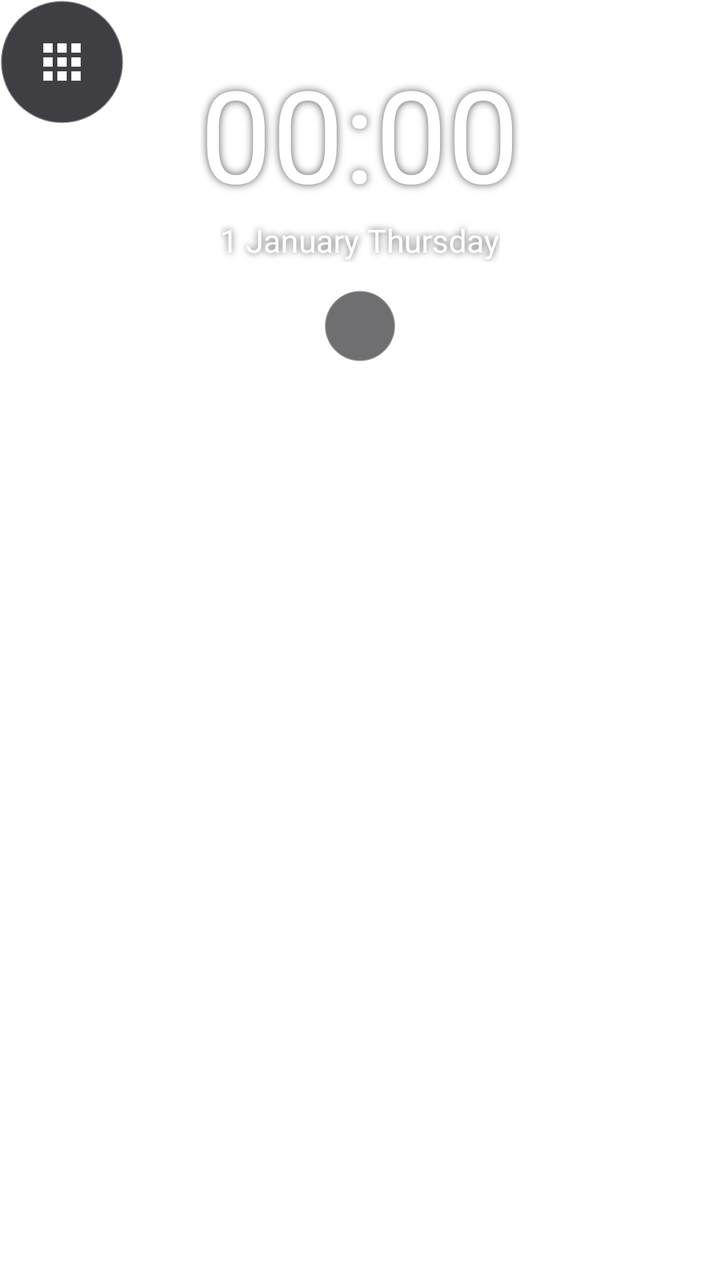
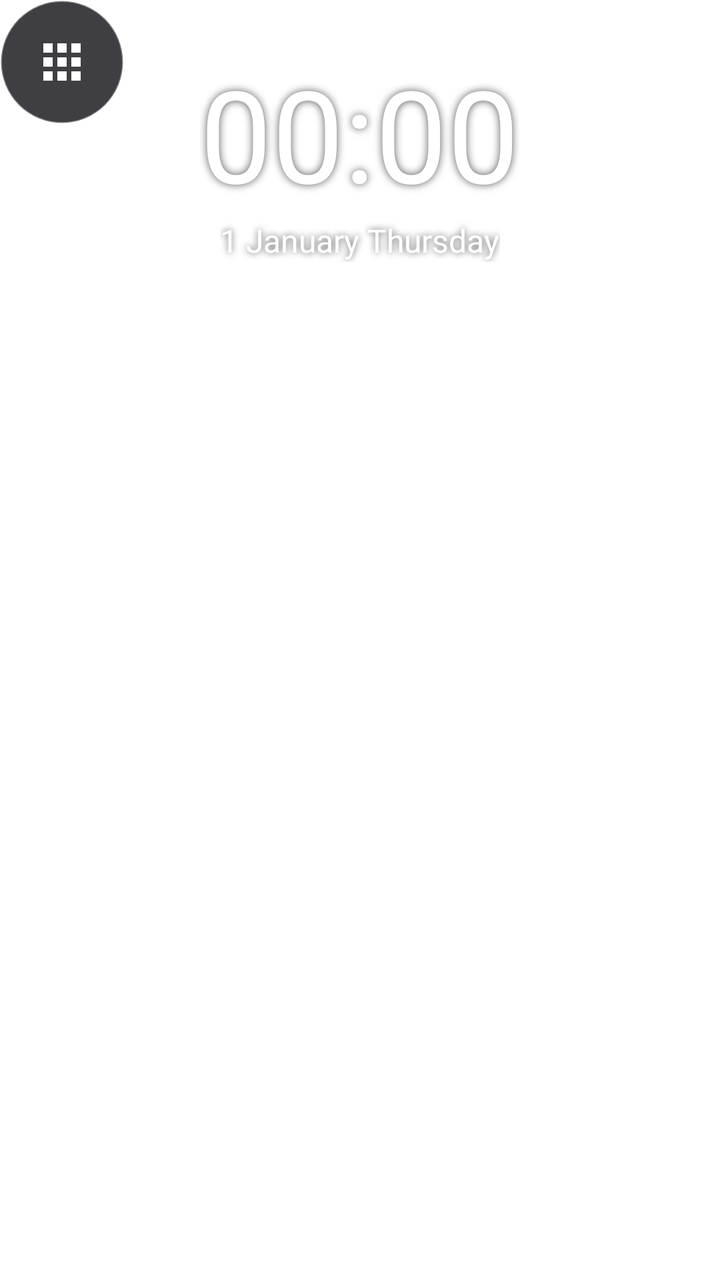

An Android layout rendered at two revisions. The XML below is the earlier revision; the diff shows what the commit changed to produce the second picture.
<!-- AndroidManifest.xml: application theme Theme.Pencere -->
<!-- res/layout/activity_main.xml -->
<?xml version="1.0" encoding="utf-8"?>
<FrameLayout xmlns:android="http://schemas.android.com/apk/res/android"
    android:id="@+id/root"
    android:layout_width="match_parent"
    android:layout_height="match_parent">

    <LinearLayout
        android:id="@+id/desktop"
        android:layout_width="match_parent"
        android:layout_height="match_parent"
        android:gravity="center_horizontal"
        android:orientation="vertical">

        <TextClock
            android:layout_width="wrap_content"
            android:layout_height="wrap_content"
            android:layout_marginTop="24dp"
            android:format12Hour="HH:mm"
            android:format24Hour="HH:mm"
            android:shadowColor="#AA000000"
            android:shadowRadius="10"
            android:textColor="#FFFFFF"
            android:textSize="64sp" />

        <TextClock
            android:layout_width="wrap_content"
            android:layout_height="wrap_content"
            android:format12Hour="d MMMM EEEE"
            android:format24Hour="d MMMM EEEE"
            android:shadowColor="#AA000000"
            android:shadowRadius="8"
            android:textColor="#FFFFFF"
            android:textSize="16sp" />

        <TextView
            android:id="@+id/modePill"
            android:layout_width="wrap_content"
            android:layout_height="36dp"
            android:layout_marginTop="14dp"
            android:background="@drawable/pill"
            android:gravity="center"
            android:paddingHorizontal="18dp"
            android:textColor="#FFC857"
            android:textSize="14sp" />

        <TextView
            android:id="@+id/shizukuPill"
            android:layout_width="wrap_content"
            android:layout_height="36dp"
            android:layout_marginTop="10dp"
            android:background="@drawable/pill"
            android:gravity="center"
            android:paddingHorizontal="18dp"
            android:textColor="#FFFFFF"
            android:textSize="13sp"
            android:visibility="gone" />

        <TextView
            android:id="@+id/desktopLabel"
            android:layout_width="wrap_content"
            android:layout_height="wrap_content"
            android:layout_marginTop="10dp"
            android:shadowColor="#AA000000"
            android:shadowRadius="8"
            android:textColor="#FFFFFF"
            android:textSize="15sp" />
    </LinearLayout>

    <FrameLayout
        android:id="@+id/windowLayer"
        android:layout_width="match_parent"
        android:layout_height="match_parent"
        android:clipChildren="false" />

    <ImageView
        android:id="@+id/appsButton"
        android:layout_width="62dp"
        android:layout_height="62dp"
        android:background="@drawable/fab"
        android:contentDescription="@string/all_apps"
        android:padding="17dp"
        android:src="@drawable/ic_grid" />
</FrameLayout>
<!-- resources referenced by this layout -->
<resources>
  <!-- drawable fab (drawable) -->
  <?xml version="1.0" encoding="utf-8"?>
  <shape xmlns:android="http://schemas.android.com/apk/res/android" android:shape="oval">
      <solid android:color="#CC101014" />
      <stroke android:width="1dp" android:color="#55FFFFFF" />
  </shape>
  <!-- drawable ic_grid (drawable) -->
  <?xml version="1.0" encoding="utf-8"?>
  <vector xmlns:android="http://schemas.android.com/apk/res/android"
      android:width="24dp" android:height="24dp"
      android:viewportWidth="24" android:viewportHeight="24">
      <path android:fillColor="#FFFFFFFF"
          android:pathData="M4,4h4v4H4zM10,4h4v4h-4zM16,4h4v4h-4zM4,10h4v4H4zM10,10h4v4h-4zM16,10h4v4h-4zM4,16h4v4H4zM10,16h4v4h-4zM16,16h4v4h-4z" />
  </vector>
  <!-- drawable pill (drawable) -->
  <?xml version="1.0" encoding="utf-8"?>
  <shape xmlns:android="http://schemas.android.com/apk/res/android">
      <solid android:color="#99101014" />
      <stroke android:width="1dp" android:color="#33FFFFFF" />
      <corners android:radius="18dp" />
  </shape>
  <string name="all_apps">Tüm uygulamalar</string>
  <style name="Theme.Pencere" parent="android:Theme.DeviceDefault.NoActionBar">
          <item name="android:windowShowWallpaper">true</item>
          <item name="android:windowBackground">@android:color/transparent</item>
          <item name="android:windowIsTranslucent">false</item>
          <item name="android:statusBarColor">@android:color/transparent</item>
          <item name="android:navigationBarColor">@android:color/transparent</item>
          <item name="android:enforceNavigationBarContrast">false</item>
          <item name="android:windowLayoutInDisplayCutoutMode">always</item>
      </style>
</resources>

<!-- the commit's change to res/layout/activity_main.xml (unified diff, before → after) -->
@@ -32,16 +32,6 @@
             android:textColor="#FFFFFF"
             android:textSize="16sp" />
 
-        <TextView
-            android:id="@+id/modePill"
-            android:layout_width="wrap_content"
-            android:layout_height="36dp"
-            android:layout_marginTop="14dp"
-            android:background="@drawable/pill"
-            android:gravity="center"
-            android:paddingHorizontal="18dp"
-            android:textColor="#FFC857"
-            android:textSize="14sp" />
 
         <TextView
             android:id="@+id/shizukuPill"
<!-- resource entries referenced after the edit -->
@@ -21,7 +21,7 @@
       <stroke android:width="1dp" android:color="#33FFFFFF" />
       <corners android:radius="18dp" />
   </shape>
-  <string name="all_apps">Tüm uygulamalar</string>
+  <string name="all_apps">All apps</string>
   <style name="Theme.Pencere" parent="android:Theme.DeviceDefault.NoActionBar">
           <item name="android:windowShowWallpaper">true</item>
           <item name="android:windowBackground">@android:color/transparent</item>
